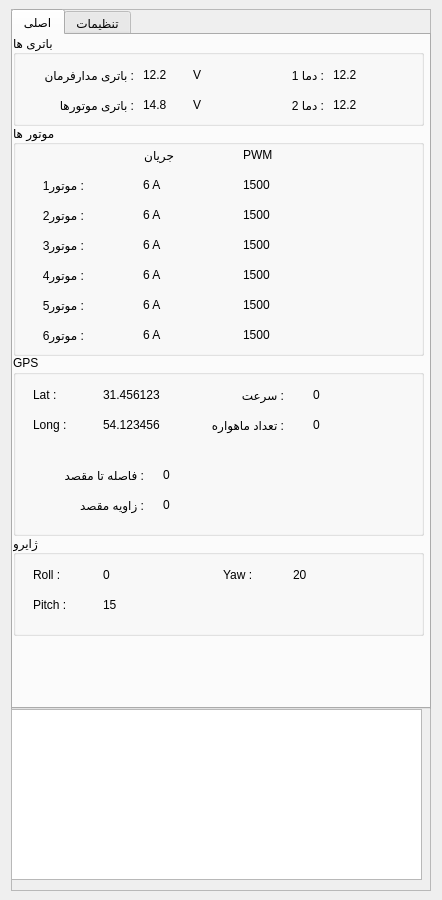
Above: Controller/mainwindow.ui from Alireza-2001/Underwater before the change. Below: the same form after it.
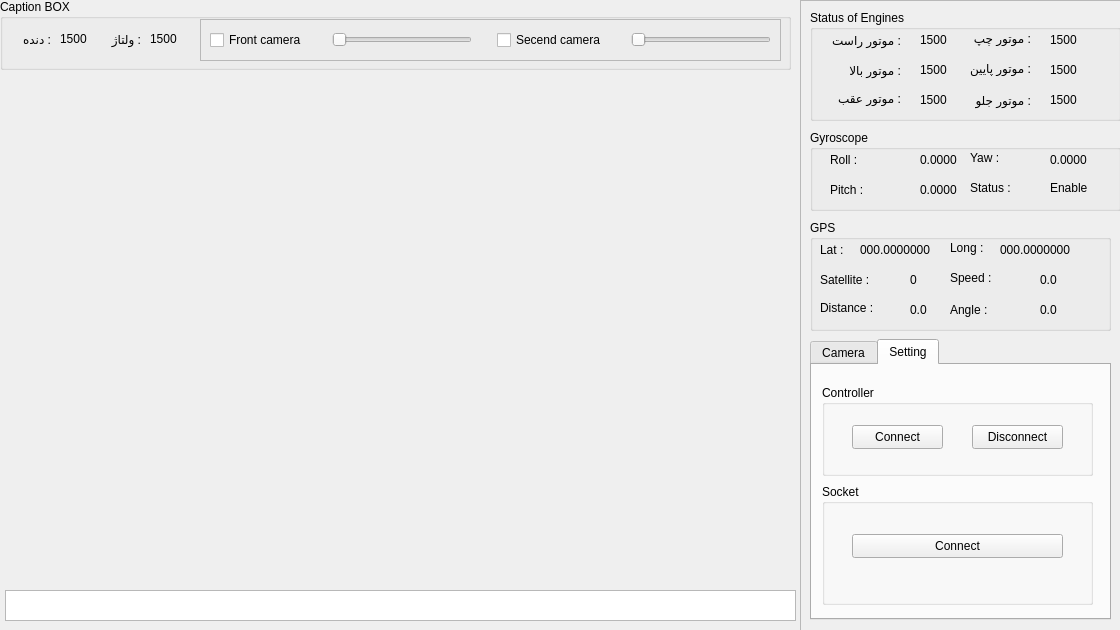
That is the form after the change. The open tabs and pages were chosen to show the change.

Patch:
```diff
--- a/Controller/mainwindow.ui
+++ b/Controller/mainwindow.ui
@@ -9,19 +9,19 @@
    <rect>
     <x>0</x>
     <y>0</y>
-    <width>442</width>
-    <height>900</height>
+    <width>1120</width>
+    <height>630</height>
    </rect>
   </property>
   <property name="minimumSize">
    <size>
-    <width>400</width>
-    <height>900</height>
+    <width>240</width>
+    <height>135</height>
    </size>
   </property>
   <property name="maximumSize">
    <size>
-    <width>442</width>
+    <width>1600</width>
     <height>900</height>
    </size>
   </property>
@@ -34,23 +34,14 @@
    <string>زیردریایی روبونوس</string>
   </property>
   <widget class="QWidget" name="centralwidget">
-   <layout class="QHBoxLayout" name="horizontalLayout">
-    <item>
-     <widget class="QFrame" name="frame_1">
-      <property name="minimumSize">
-       <size>
-        <width>420</width>
-        <height>800</height>
-       </size>
-      </property>
-      <property name="maximumSize">
-       <size>
-        <width>420</width>
-        <height>16777215</height>
-       </size>
-      </property>
-      <property name="layoutDirection">
-       <enum>Qt::LeftToRight</enum>
+   <widget class="QFrame" name="frame">
+    <property name="geometry">
+     <rect>
+      <x>800</x>
+      <y>0</y>
+      <width>331</width>
+      <height>631</height>
+     </rect>
       </property>
       <property name="frameShape">
        <enum>QFrame::StyledPanel</enum>
@@ -58,476 +49,310 @@
       <property name="frameShadow">
        <enum>QFrame::Raised</enum>
       </property>
-      <widget class="QTabWidget" name="tabWidget_1">
+    <widget class="QGroupBox" name="gp1">
        <property name="geometry">
         <rect>
-         <x>0</x>
-         <y>0</y>
-         <width>420</width>
-         <height>700</height>
-        </rect>
-       </property>
-       <property name="minimumSize">
-        <size>
-         <width>420</width>
-         <height>700</height>
-        </size>
-       </property>
-       <property name="maximumSize">
-        <size>
-         <width>420</width>
-         <height>16777215</height>
-        </size>
-       </property>
-       <property name="font">
-        <font>
-         <family>Tahoma</family>
-        </font>
-       </property>
-       <property name="layoutDirection">
-        <enum>Qt::LeftToRight</enum>
-       </property>
-       <property name="currentIndex">
-        <number>1</number>
-       </property>
-       <widget class="QWidget" name="tab">
-        <attribute name="title">
-         <string>اصلی</string>
-        </attribute>
-        <widget class="QGroupBox" name="groupBox_3">
-         <property name="geometry">
-          <rect>
-           <x>0</x>
-           <y>0</y>
-           <width>411</width>
-           <height>91</height>
+       <x>10</x>
+       <y>10</y>
+       <width>311</width>
+       <height>111</height>
           </rect>
          </property>
          <property name="title">
-          <string>باتری ها</string>
+      <string>Status of Engines</string>
          </property>
          <widget class="QLabel" name="label">
           <property name="geometry">
            <rect>
-            <x>10</x>
-            <y>30</y>
-            <width>111</width>
+        <x>20</x>
+        <y>20</y>
+        <width>71</width>
             <height>20</height>
            </rect>
           </property>
           <property name="text">
-           <string>: باتری مدارفرمان</string>
+       <string>: موتور راست</string>
           </property>
          </widget>
          <widget class="QLabel" name="label_2">
           <property name="geometry">
            <rect>
-            <x>10</x>
-            <y>60</y>
-            <width>111</width>
-            <height>20</height>
+        <x>150</x>
+        <y>20</y>
+        <width>71</width>
+        <height>16</height>
            </rect>
           </property>
           <property name="text">
-           <string>: باتری موتورها</string>
-          </property>
-         </widget>
-         <widget class="QLabel" name="lbl_v_bat_1">
-          <property name="geometry">
-           <rect>
-            <x>130</x>
-            <y>30</y>
-            <width>41</width>
-            <height>20</height>
-           </rect>
-          </property>
-          <property name="text">
-           <string>12.2</string>
-          </property>
-         </widget>
-         <widget class="QLabel" name="lbl_v_bat_2">
-          <property name="geometry">
-           <rect>
-            <x>130</x>
-            <y>60</y>
-            <width>41</width>
-            <height>20</height>
-           </rect>
-          </property>
-          <property name="text">
-           <string>14.8</string>
-          </property>
-         </widget>
-         <widget class="QLabel" name="label_9">
-          <property name="geometry">
-           <rect>
-            <x>180</x>
-            <y>30</y>
-            <width>16</width>
-            <height>20</height>
-           </rect>
-          </property>
-          <property name="text">
-           <string>V</string>
-          </property>
-         </widget>
-         <widget class="QLabel" name="label_10">
-          <property name="geometry">
-           <rect>
-            <x>180</x>
-            <y>60</y>
-            <width>16</width>
-            <height>20</height>
-           </rect>
-          </property>
-          <property name="text">
-           <string>V</string>
+       <string>: موتور چپ</string>
           </property>
          </widget>
          <widget class="QLabel" name="label_3">
           <property name="geometry">
            <rect>
-            <x>240</x>
-            <y>30</y>
+        <x>150</x>
+        <y>50</y>
             <width>71</width>
-            <height>20</height>
+        <height>16</height>
            </rect>
           </property>
           <property name="text">
-           <string>: دما 1</string>
+       <string>: موتور پایین</string>
           </property>
          </widget>
          <widget class="QLabel" name="label_4">
           <property name="geometry">
            <rect>
-            <x>240</x>
-            <y>60</y>
+        <x>20</x>
+        <y>50</y>
             <width>71</width>
             <height>20</height>
            </rect>
           </property>
           <property name="text">
-           <string>: دما 2</string>
-          </property>
-         </widget>
-         <widget class="QLabel" name="lbl_temp1">
+       <string>: موتور بالا</string>
+      </property>
+     </widget>
+     <widget class="QLabel" name="label_5">
           <property name="geometry">
            <rect>
-            <x>320</x>
-            <y>30</y>
+        <x>150</x>
+        <y>80</y>
+        <width>71</width>
+        <height>20</height>
+       </rect>
+      </property>
+      <property name="text">
+       <string>: موتور جلو</string>
+      </property>
+     </widget>
+     <widget class="QLabel" name="label_6">
+      <property name="geometry">
+       <rect>
+        <x>20</x>
+        <y>80</y>
+        <width>71</width>
+        <height>16</height>
+       </rect>
+      </property>
+      <property name="text">
+       <string>: موتور عقب</string>
+      </property>
+     </widget>
+     <widget class="QLabel" name="lbl_right_motor">
+      <property name="geometry">
+       <rect>
+        <x>110</x>
+        <y>20</y>
             <width>41</width>
             <height>20</height>
            </rect>
           </property>
           <property name="text">
-           <string>12.2</string>
-          </property>
-         </widget>
-         <widget class="QLabel" name="lbl_temp2">
+       <string>1500</string>
+      </property>
+     </widget>
+     <widget class="QLabel" name="lbl_back_motor">
           <property name="geometry">
            <rect>
-            <x>320</x>
-            <y>60</y>
+        <x>110</x>
+        <y>80</y>
             <width>41</width>
             <height>20</height>
            </rect>
           </property>
           <property name="text">
-           <string>12.2</string>
-          </property>
-         </widget>
-        </widget>
-        <widget class="QGroupBox" name="groupBox_4">
+       <string>1500</string>
+      </property>
+     </widget>
+     <widget class="QLabel" name="lbl_top_motor">
+      <property name="geometry">
+       <rect>
+        <x>110</x>
+        <y>50</y>
+        <width>41</width>
+        <height>20</height>
+       </rect>
+      </property>
+      <property name="text">
+       <string>1500</string>
+      </property>
+     </widget>
+     <widget class="QLabel" name="lbl_left_motor">
          <property name="geometry">
           <rect>
-           <x>0</x>
-           <y>90</y>
-           <width>411</width>
-           <height>231</height>
+        <x>240</x>
+        <y>20</y>
+        <width>41</width>
+        <height>20</height>
+       </rect>
+      </property>
+      <property name="text">
+       <string>1500</string>
+      </property>
+     </widget>
+     <widget class="QLabel" name="lbl_bottom_motor">
+      <property name="geometry">
+       <rect>
+        <x>240</x>
+        <y>50</y>
+        <width>41</width>
+        <height>20</height>
+       </rect>
+      </property>
+      <property name="text">
+       <string>1500</string>
+      </property>
+     </widget>
+     <widget class="QLabel" name="lbl_front_motor">
+      <property name="geometry">
+       <rect>
+        <x>240</x>
+        <y>80</y>
+        <width>41</width>
+        <height>20</height>
+       </rect>
+      </property>
+      <property name="text">
+       <string>1500</string>
+      </property>
+     </widget>
+    </widget>
+    <widget class="QGroupBox" name="gp2">
+     <property name="geometry">
+      <rect>
+       <x>10</x>
+       <y>130</y>
+       <width>311</width>
+       <height>81</height>
           </rect>
          </property>
          <property name="title">
-          <string>موتور ها</string>
-         </property>
-         <widget class="QLabel" name="label_11">
+      <string>Gyroscope</string>
+     </property>
+     <widget class="QLabel" name="label_7">
           <property name="geometry">
            <rect>
-            <x>20</x>
+        <x>160</x>
             <y>50</y>
-            <width>51</width>
-            <height>20</height>
+        <width>61</width>
+        <height>16</height>
            </rect>
           </property>
           <property name="text">
-           <string>: موتور1</string>
-          </property>
-         </widget>
-         <widget class="QLabel" name="label_12">
+       <string>Status :</string>
+      </property>
+     </widget>
+     <widget class="QLabel" name="lbl_pitch">
           <property name="geometry">
            <rect>
-            <x>20</x>
-            <y>80</y>
-            <width>51</width>
+        <x>110</x>
+        <y>50</y>
+        <width>41</width>
             <height>20</height>
            </rect>
           </property>
           <property name="text">
-           <string>: موتور2</string>
-          </property>
-         </widget>
-         <widget class="QLabel" name="label_13">
+       <string>0.0000</string>
+      </property>
+     </widget>
+     <widget class="QLabel" name="label_8">
           <property name="geometry">
            <rect>
-            <x>120</x>
+        <x>160</x>
             <y>20</y>
-            <width>41</width>
-            <height>20</height>
+        <width>61</width>
+        <height>16</height>
            </rect>
           </property>
           <property name="text">
-           <string>جریان</string>
-          </property>
-         </widget>
-         <widget class="QLabel" name="label_14">
+       <string>Yaw :</string>
+      </property>
+     </widget>
+     <widget class="QLabel" name="lbl_roll">
           <property name="geometry">
            <rect>
-            <x>230</x>
+        <x>110</x>
             <y>20</y>
             <width>41</width>
             <height>20</height>
            </rect>
           </property>
           <property name="text">
-           <string>PWM</string>
-          </property>
-         </widget>
-         <widget class="QLabel" name="label_16">
+       <string>0.0000</string>
+      </property>
+     </widget>
+     <widget class="QLabel" name="label_9">
           <property name="geometry">
            <rect>
             <x>20</x>
-            <y>110</y>
-            <width>51</width>
+        <y>20</y>
+        <width>71</width>
             <height>20</height>
            </rect>
           </property>
           <property name="text">
-           <string>: موتور3</string>
-          </property>
-         </widget>
-         <widget class="QLabel" name="label_17">
+       <string>Roll :</string>
+      </property>
+     </widget>
+     <widget class="QLabel" name="lbl_yaw">
           <property name="geometry">
            <rect>
-            <x>20</x>
-            <y>140</y>
-            <width>51</width>
+        <x>240</x>
+        <y>20</y>
+        <width>41</width>
             <height>20</height>
            </rect>
           </property>
           <property name="text">
-           <string>: موتور4</string>
-          </property>
-         </widget>
-         <widget class="QLabel" name="label_18">
+       <string>0.0000</string>
+      </property>
+     </widget>
+     <widget class="QLabel" name="label_10">
           <property name="geometry">
            <rect>
             <x>20</x>
-            <y>170</y>
-            <width>51</width>
+        <y>50</y>
+        <width>71</width>
             <height>20</height>
            </rect>
           </property>
           <property name="text">
-           <string>: موتور5</string>
+       <string>Pitch :</string>
           </property>
          </widget>
          <widget class="QLabel" name="label_19">
           <property name="geometry">
            <rect>
-            <x>20</x>
-            <y>200</y>
-            <width>51</width>
-            <height>20</height>
-           </rect>
-          </property>
-          <property name="text">
-           <string>: موتور6</string>
-          </property>
-         </widget>
-         <widget class="QLabel" name="lbl_c_motor1">
-          <property name="geometry">
-           <rect>
-            <x>130</x>
+        <x>240</x>
             <y>50</y>
-            <width>31</width>
-            <height>20</height>
+        <width>49</width>
+        <height>16</height>
            </rect>
           </property>
           <property name="text">
-           <string>6 A</string>
-          </property>
-         </widget>
-         <widget class="QLabel" name="lbl_c_motor2">
-          <property name="geometry">
-           <rect>
-            <x>130</x>
-            <y>80</y>
-            <width>31</width>
-            <height>20</height>
-           </rect>
-          </property>
-          <property name="text">
-           <string>6 A</string>
-          </property>
-         </widget>
-         <widget class="QLabel" name="lbl_c_motor3">
+       <string>Enable</string>
+      </property>
+     </widget>
+    </widget>
+    <widget class="QGroupBox" name="gp3">
           <property name="geometry">
            <rect>
-            <x>130</x>
-            <y>110</y>
-            <width>31</width>
-            <height>20</height>
-           </rect>
-          </property>
-          <property name="text">
-           <string>6 A</string>
-          </property>
-         </widget>
-         <widget class="QLabel" name="lbl_c_motor4">
-          <property name="geometry">
-           <rect>
-            <x>130</x>
-            <y>140</y>
-            <width>31</width>
-            <height>20</height>
-           </rect>
-          </property>
-          <property name="text">
-           <string>6 A</string>
-          </property>
-         </widget>
-         <widget class="QLabel" name="lbl_c_motor5">
-          <property name="geometry">
-           <rect>
-            <x>130</x>
-            <y>170</y>
-            <width>31</width>
-            <height>20</height>
-           </rect>
-          </property>
-          <property name="text">
-           <string>6 A</string>
-          </property>
-         </widget>
-         <widget class="QLabel" name="lbl_c_motor6">
-          <property name="geometry">
-           <rect>
-            <x>130</x>
-            <y>200</y>
-            <width>31</width>
-            <height>20</height>
-           </rect>
-          </property>
-          <property name="text">
-           <string>6 A</string>
-          </property>
-         </widget>
-         <widget class="QLabel" name="lbl_p_motor6">
-          <property name="geometry">
-           <rect>
-            <x>230</x>
-            <y>200</y>
-            <width>51</width>
-            <height>20</height>
-           </rect>
-          </property>
-          <property name="text">
-           <string>1500</string>
-          </property>
-         </widget>
-         <widget class="QLabel" name="lbl_p_motor2">
-          <property name="geometry">
-           <rect>
-            <x>230</x>
-            <y>80</y>
-            <width>51</width>
-            <height>20</height>
-           </rect>
-          </property>
-          <property name="text">
-           <string>1500</string>
-          </property>
-         </widget>
-         <widget class="QLabel" name="lbl_p_motor1">
-          <property name="geometry">
-           <rect>
-            <x>230</x>
-            <y>50</y>
-            <width>51</width>
-            <height>20</height>
-           </rect>
-          </property>
-          <property name="text">
-           <string>1500</string>
-          </property>
-         </widget>
-         <widget class="QLabel" name="lbl_p_motor5">
-          <property name="geometry">
-           <rect>
-            <x>230</x>
-            <y>170</y>
-            <width>51</width>
-            <height>20</height>
-           </rect>
-          </property>
-          <property name="text">
-           <string>1500</string>
-          </property>
-         </widget>
-         <widget class="QLabel" name="lbl_p_motor3">
-          <property name="geometry">
-           <rect>
-            <x>230</x>
-            <y>110</y>
-            <width>51</width>
-            <height>20</height>
-           </rect>
-          </property>
-          <property name="text">
-           <string>1500</string>
-          </property>
-         </widget>
-         <widget class="QLabel" name="lbl_p_motor4">
-          <property name="geometry">
-           <rect>
-            <x>230</x>
-            <y>140</y>
-            <width>51</width>
-            <height>20</height>
-           </rect>
-          </property>
-          <property name="text">
-           <string>1500</string>
-          </property>
-         </widget>
-        </widget>
-        <widget class="QGroupBox" name="groupBox_9">
-         <property name="geometry">
-          <rect>
-           <x>0</x>
-           <y>320</y>
-           <width>411</width>
-           <height>181</height>
+       <x>10</x>
+       <y>220</y>
+       <width>301</width>
+       <height>111</height>
           </rect>
          </property>
          <property name="title">
           <string>GPS</string>
          </property>
-         <widget class="QLabel" name="label_86">
+     <widget class="QLabel" name="label_11">
           <property name="geometry">
            <rect>
-            <x>20</x>
-            <y>30</y>
-            <width>51</width>
+        <x>10</x>
+        <y>20</y>
+        <width>31</width>
             <height>20</height>
            </rect>
           </property>
@@ -535,90 +360,25 @@
            <string>Lat :</string>
           </property>
          </widget>
-         <widget class="QLabel" name="label_87">
-          <property name="geometry">
-           <rect>
-            <x>20</x>
-            <y>60</y>
-            <width>51</width>
-            <height>20</height>
-           </rect>
-          </property>
-          <property name="text">
-           <string>Long :</string>
-          </property>
-         </widget>
-         <widget class="QLabel" name="lbl_lat">
-          <property name="geometry">
-           <rect>
-            <x>90</x>
-            <y>30</y>
-            <width>91</width>
-            <height>20</height>
-           </rect>
-          </property>
-          <property name="text">
-           <string>31.456123</string>
-          </property>
-         </widget>
-         <widget class="QLabel" name="lbl_long">
-          <property name="geometry">
-           <rect>
-            <x>90</x>
-            <y>60</y>
-            <width>91</width>
-            <height>20</height>
-           </rect>
-          </property>
-          <property name="text">
-           <string>54.123456</string>
-          </property>
-         </widget>
-         <widget class="QLabel" name="label_102">
-          <property name="geometry">
-           <rect>
-            <x>180</x>
-            <y>60</y>
-            <width>91</width>
-            <height>20</height>
-           </rect>
-          </property>
-          <property name="text">
-           <string>: تعداد ماهواره</string>
-          </property>
-         </widget>
-         <widget class="QLabel" name="lbl_speed1">
-          <property name="geometry">
-           <rect>
-            <x>210</x>
-            <y>30</y>
-            <width>61</width>
-            <height>20</height>
-           </rect>
-          </property>
-          <property name="text">
-           <string>: سرعت</string>
-          </property>
-         </widget>
          <widget class="QLabel" name="lbl_speed">
           <property name="geometry">
            <rect>
-            <x>300</x>
-            <y>30</y>
-            <width>51</width>
+        <x>230</x>
+        <y>50</y>
+        <width>41</width>
             <height>20</height>
            </rect>
           </property>
           <property name="text">
-           <string>0</string>
-          </property>
-         </widget>
-         <widget class="QLabel" name="lbl_num_sate">
+       <string>0.0</string>
+      </property>
+     </widget>
+     <widget class="QLabel" name="lbl_satallite">
           <property name="geometry">
            <rect>
-            <x>300</x>
-            <y>60</y>
-            <width>51</width>
+        <x>100</x>
+        <y>50</y>
+        <width>41</width>
             <height>20</height>
            </rect>
           </property>
@@ -626,336 +386,337 @@
            <string>0</string>
           </property>
          </widget>
-         <widget class="QLabel" name="label_90">
-          <property name="geometry">
-           <rect>
-            <x>20</x>
-            <y>110</y>
-            <width>111</width>
-            <height>20</height>
-           </rect>
-          </property>
-          <property name="text">
-           <string>: فاصله تا مقصد</string>
-          </property>
-         </widget>
-         <widget class="QLabel" name="label_91">
-          <property name="geometry">
-           <rect>
-            <x>20</x>
-            <y>140</y>
-            <width>111</width>
-            <height>20</height>
-           </rect>
-          </property>
-          <property name="text">
-           <string>: زاویه مقصد</string>
-          </property>
-         </widget>
          <widget class="QLabel" name="lbl_distance">
           <property name="geometry">
            <rect>
-            <x>150</x>
-            <y>110</y>
-            <width>51</width>
+        <x>100</x>
+        <y>80</y>
+        <width>41</width>
             <height>20</height>
            </rect>
           </property>
           <property name="text">
-           <string>0</string>
+       <string>0.0</string>
+      </property>
+     </widget>
+     <widget class="QLabel" name="label_12">
+      <property name="geometry">
+       <rect>
+        <x>140</x>
+        <y>20</y>
+        <width>41</width>
+        <height>16</height>
+       </rect>
+      </property>
+      <property name="text">
+       <string>Long :</string>
+      </property>
+     </widget>
+     <widget class="QLabel" name="lbl_lat">
+      <property name="geometry">
+       <rect>
+        <x>50</x>
+        <y>20</y>
+        <width>91</width>
+        <height>20</height>
+       </rect>
+      </property>
+      <property name="text">
+       <string>000.0000000</string>
+      </property>
+     </widget>
+     <widget class="QLabel" name="label_13">
+      <property name="geometry">
+       <rect>
+        <x>140</x>
+        <y>80</y>
+        <width>71</width>
+        <height>20</height>
+       </rect>
+      </property>
+      <property name="text">
+       <string>Angle :</string>
+      </property>
+     </widget>
+     <widget class="QLabel" name="label_14">
+      <property name="geometry">
+       <rect>
+        <x>10</x>
+        <y>80</y>
+        <width>61</width>
+        <height>16</height>
+       </rect>
+      </property>
+      <property name="text">
+       <string>Distance :</string>
           </property>
          </widget>
          <widget class="QLabel" name="lbl_angle">
           <property name="geometry">
            <rect>
-            <x>150</x>
-            <y>140</y>
-            <width>51</width>
+        <x>230</x>
+        <y>80</y>
+        <width>41</width>
             <height>20</height>
            </rect>
           </property>
           <property name="text">
-           <string>0</string>
-          </property>
-         </widget>
-        </widget>
-        <widget class="QGroupBox" name="groupBox_10">
+       <string>0.0</string>
+      </property>
+     </widget>
+     <widget class="QLabel" name="label_15">
          <property name="geometry">
           <rect>
-           <x>0</x>
-           <y>500</y>
-           <width>411</width>
-           <height>101</height>
-          </rect>
-         </property>
-         <property name="title">
-          <string>ژایرو</string>
-         </property>
-         <widget class="QLabel" name="label_88">
-          <property name="geometry">
-           <rect>
-            <x>20</x>
-            <y>30</y>
-            <width>51</width>
-            <height>20</height>
-           </rect>
-          </property>
-          <property name="text">
-           <string>Roll :</string>
-          </property>
-         </widget>
-         <widget class="QLabel" name="label_89">
-          <property name="geometry">
-           <rect>
-            <x>20</x>
-            <y>60</y>
-            <width>51</width>
-            <height>20</height>
-           </rect>
-          </property>
-          <property name="text">
-           <string>Pitch :</string>
-          </property>
-         </widget>
-         <widget class="QLabel" name="lbl_roll">
-          <property name="geometry">
-           <rect>
-            <x>90</x>
-            <y>30</y>
-            <width>91</width>
-            <height>20</height>
-           </rect>
-          </property>
-          <property name="text">
-           <string>0</string>
-          </property>
-         </widget>
-         <widget class="QLabel" name="lbl_pitch">
-          <property name="geometry">
-           <rect>
-            <x>90</x>
-            <y>60</y>
-            <width>91</width>
-            <height>20</height>
-           </rect>
-          </property>
-          <property name="text">
-           <string>15</string>
-          </property>
-         </widget>
-         <widget class="QLabel" name="label_105">
-          <property name="geometry">
-           <rect>
-            <x>210</x>
-            <y>30</y>
-            <width>61</width>
-            <height>20</height>
-           </rect>
-          </property>
-          <property name="text">
-           <string>Yaw :</string>
-          </property>
-         </widget>
-         <widget class="QLabel" name="lbl_yaw">
-          <property name="geometry">
-           <rect>
-            <x>280</x>
-            <y>30</y>
+        <x>140</x>
+        <y>50</y>
             <width>71</width>
+        <height>16</height>
+       </rect>
+      </property>
+      <property name="text">
+       <string>Speed :</string>
+      </property>
+     </widget>
+     <widget class="QLabel" name="lbl_long">
+      <property name="geometry">
+       <rect>
+        <x>190</x>
+        <y>20</y>
+        <width>81</width>
             <height>20</height>
            </rect>
           </property>
           <property name="text">
-           <string>20</string>
-          </property>
-         </widget>
-        </widget>
-       </widget>
-       <widget class="QWidget" name="tab_2">
-        <attribute name="title">
-         <string>تنظیمات</string>
-        </attribute>
+       <string>000.0000000</string>
+      </property>
+     </widget>
+     <widget class="QLabel" name="label_16">
+      <property name="geometry">
+       <rect>
+        <x>10</x>
+        <y>50</y>
+        <width>61</width>
+        <height>20</height>
+       </rect>
+      </property>
+      <property name="text">
+       <string>Satellite :</string>
+      </property>
+     </widget>
+    </widget>
         <widget class="QTabWidget" name="tabWidget">
          <property name="geometry">
           <rect>
-           <x>0</x>
-           <y>0</y>
-           <width>421</width>
-           <height>671</height>
+       <x>10</x>
+       <y>339</y>
+       <width>301</width>
+       <height>281</height>
           </rect>
          </property>
          <property name="currentIndex">
           <number>1</number>
          </property>
-         <widget class="QWidget" name="tab_4">
+     <widget class="QWidget" name="tab">
           <attribute name="title">
-           <string>دسته کنترل</string>
-          </attribute>
-          <widget class="QFrame" name="frame_9">
+       <string>Camera</string>
+      </attribute>
+     </widget>
+     <widget class="QWidget" name="tab_2">
+      <attribute name="title">
+       <string>Setting</string>
+      </attribute>
+      <widget class="QGroupBox" name="gp5">
            <property name="geometry">
             <rect>
              <x>10</x>
-             <y>10</y>
-             <width>367</width>
-             <height>51</height>
-            </rect>
-           </property>
-           <property name="frameShape">
-            <enum>QFrame::StyledPanel</enum>
-           </property>
-           <property name="frameShadow">
-            <enum>QFrame::Raised</enum>
-           </property>
-           <layout class="QHBoxLayout" name="horizontalLayout_7" stretch="1,3,0">
-            <item>
-             <widget class="QLabel" name="lbl_device">
-              <property name="text">
-               <string>Device</string>
-              </property>
-             </widget>
-            </item>
-            <item>
-             <widget class="QComboBox" name="cmb_controller">
-              <property name="currentIndex">
-               <number>-1</number>
-              </property>
-             </widget>
-            </item>
-            <item>
-             <widget class="QPushButton" name="btn_controller_refresh">
-              <property name="text">
-               <string>Refresh</string>
-              </property>
-             </widget>
-            </item>
-           </layout>
-          </widget>
-          <widget class="QFrame" name="frame_8">
+         <y>20</y>
+         <width>271</width>
+         <height>91</height>
+        </rect>
+       </property>
+       <property name="title">
+        <string>Controller</string>
+       </property>
+       <widget class="QPushButton" name="btn_controller_connect">
            <property name="geometry">
             <rect>
-             <x>20</x>
-             <y>70</y>
-             <width>367</width>
-             <height>51</height>
-            </rect>
-           </property>
-           <property name="frameShape">
-            <enum>QFrame::StyledPanel</enum>
-           </property>
-           <property name="frameShadow">
-            <enum>QFrame::Raised</enum>
-           </property>
-           <layout class="QHBoxLayout" name="horizontalLayout_4">
-            <item>
+          <x>30</x>
+          <y>40</y>
+          <width>91</width>
+          <height>24</height>
+         </rect>
+        </property>
+        <property name="text">
+         <string>Connect</string>
+        </property>
+       </widget>
              <widget class="QPushButton" name="btn_controller_disconnect">
+        <property name="geometry">
+         <rect>
+          <x>150</x>
+          <y>40</y>
+          <width>91</width>
+          <height>24</height>
+         </rect>
+        </property>
               <property name="text">
                <string>Disconnect</string>
               </property>
              </widget>
-            </item>
-            <item>
-             <widget class="QPushButton" name="btn_controller_connet">
-              <property name="text">
-               <string>Connect</string>
-              </property>
-             </widget>
-            </item>
-           </layout>
-          </widget>
-         </widget>
-         <widget class="QWidget" name="tab_5">
-          <attribute name="title">
-           <string>سوکت</string>
-          </attribute>
+      </widget>
+      <widget class="QGroupBox" name="gp6">
+       <property name="geometry">
+        <rect>
+         <x>10</x>
+         <y>119</y>
+         <width>271</width>
+         <height>121</height>
+        </rect>
+       </property>
+       <property name="title">
+        <string>Socket</string>
+       </property>
           <widget class="QPushButton" name="btn_socket_connect">
            <property name="geometry">
             <rect>
-             <x>50</x>
-             <y>120</y>
-             <width>93</width>
-             <height>29</height>
+          <x>30</x>
+          <y>50</y>
+          <width>211</width>
+          <height>24</height>
             </rect>
            </property>
            <property name="text">
             <string>Connect</string>
            </property>
           </widget>
-          <widget class="QPushButton" name="btn_socket_disconnect">
+      </widget>
+     </widget>
+    </widget>
+   </widget>
+   <widget class="QGroupBox" name="gp4">
            <property name="geometry">
             <rect>
-             <x>210</x>
-             <y>120</y>
-             <width>93</width>
-             <height>29</height>
-            </rect>
-           </property>
-           <property name="text">
-            <string>Disconnect</string>
-           </property>
-          </widget>
-          <widget class="QLineEdit" name="txt_ip">
+      <x>0</x>
+      <y>-1</y>
+      <width>791</width>
+      <height>71</height>
+     </rect>
+    </property>
+    <property name="title">
+     <string>Caption BOX</string>
+    </property>
+    <widget class="QLabel" name="lbl_vltage">
            <property name="geometry">
             <rect>
-             <x>80</x>
-             <y>20</y>
-             <width>161</width>
-             <height>25</height>
-            </rect>
-           </property>
-          </widget>
-          <widget class="QLineEdit" name="txt_port">
+       <x>150</x>
+       <y>30</y>
+       <width>41</width>
+       <height>20</height>
+      </rect>
+     </property>
+     <property name="text">
+      <string>1500</string>
+     </property>
+    </widget>
+    <widget class="QLabel" name="label_17">
            <property name="geometry">
             <rect>
-             <x>80</x>
-             <y>60</y>
-             <width>161</width>
-             <height>25</height>
-            </rect>
-           </property>
-          </widget>
-          <widget class="QLabel" name="label_5">
+       <x>100</x>
+       <y>30</y>
+       <width>41</width>
+       <height>20</height>
+      </rect>
+     </property>
+     <property name="text">
+      <string>: ولتاژ</string>
+     </property>
+    </widget>
+    <widget class="QLabel" name="lbl_dande">
            <property name="geometry">
             <rect>
-             <x>20</x>
-             <y>20</y>
-             <width>31</width>
+       <x>60</x>
+       <y>30</y>
+       <width>41</width>
              <height>20</height>
             </rect>
            </property>
            <property name="text">
-            <string>IP :</string>
-           </property>
-          </widget>
-          <widget class="QLabel" name="label_6">
+      <string>1500</string>
+     </property>
+    </widget>
+    <widget class="QLabel" name="label_18">
            <property name="geometry">
             <rect>
-             <x>20</x>
-             <y>60</y>
+       <x>10</x>
+       <y>30</y>
              <width>41</width>
              <height>20</height>
             </rect>
            </property>
            <property name="text">
-            <string>Port :</string>
-           </property>
-          </widget>
-         </widget>
-        </widget>
+      <string>: دنده</string>
+     </property>
+    </widget>
+    <widget class="QFrame" name="frame_2">
+     <property name="geometry">
+      <rect>
+       <x>200</x>
+       <y>20</y>
+       <width>581</width>
+       <height>42</height>
+      </rect>
+     </property>
+     <property name="frameShape">
+      <enum>QFrame::StyledPanel</enum>
+     </property>
+     <property name="frameShadow">
+      <enum>QFrame::Raised</enum>
+     </property>
+     <layout class="QHBoxLayout" name="horizontalLayout">
+      <property name="spacing">
+       <number>25</number>
+      </property>
+      <item>
+       <widget class="QCheckBox" name="chb_front_camera">
+        <property name="text">
+         <string>Front camera</string>
+        </property>
+       </widget>
+      </item>
+      <item>
+       <widget class="QSlider" name="sl_front_led">
+        <property name="orientation">
+         <enum>Qt::Horizontal</enum>
+        </property>
+       </widget>
+      </item>
+      <item>
+       <widget class="QCheckBox" name="chb_secend_camera">
+        <property name="text">
+         <string>Secend camera</string>
+        </property>
+       </widget>
+      </item>
+      <item>
+       <widget class="QSlider" name="sl_secend_led">
+        <property name="orientation">
+         <enum>Qt::Horizontal</enum>
+        </property>
+       </widget>
+      </item>
+     </layout>
        </widget>
       </widget>
       <widget class="QTextBrowser" name="txt_show_status">
        <property name="geometry">
         <rect>
-         <x>0</x>
-         <y>700</y>
-         <width>411</width>
-         <height>171</height>
+      <x>5</x>
+      <y>590</y>
+      <width>791</width>
+      <height>31</height>
         </rect>
        </property>
       </widget>
-     </widget>
-    </item>
-   </layout>
   </widget>
  </widget>
  <resources/>
```
Lines whose indentation alone changed are shown as unchanged.
